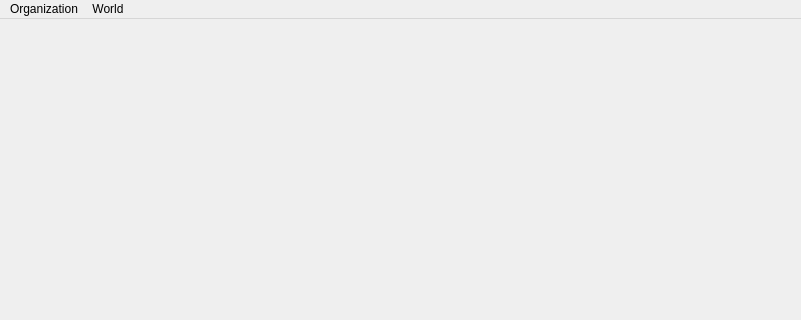
Above: mainwindow.ui from gijsje789/SoldiersOfFortune before the change; both pictures show x 0 to 801 and y 0 to 320 of the 801 by 593 pixel window. Below: the same form after it.
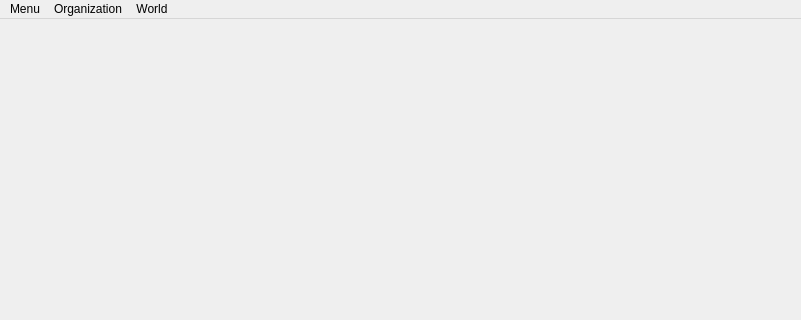
That is the form after the change.

```diff
--- a/mainwindow.ui
+++ b/mainwindow.ui
@@ -47,6 +47,17 @@
     <addaction name="actionTraining"/>
     <addaction name="actionFacilities"/>
    </widget>
+   <widget class="QMenu" name="menuMenu">
+    <property name="title">
+     <string>Menu</string>
+    </property>
+    <addaction name="actionNew_game"/>
+    <addaction name="actionSave_game"/>
+    <addaction name="actionLoad_game"/>
+    <addaction name="actionSettings"/>
+    <addaction name="actionQuit"/>
+   </widget>
+   <addaction name="menuMenu"/>
    <addaction name="menuOrganization"/>
    <addaction name="menuWorld"/>
   </widget>
```
Left out of the diff: 25 changed lines with no effect on the pictures.
